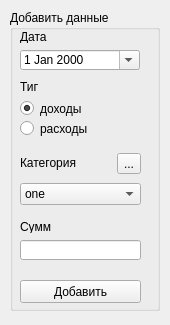
The window that form.ui (moevm/gui-1h2017-16) describes before a commit, drawn with Qt 5.
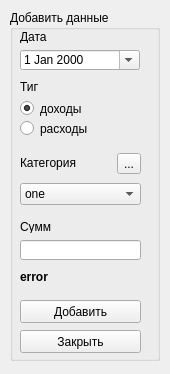
The same window after the commit.

```diff
--- a/form.ui
+++ b/form.ui
@@ -7,7 +7,7 @@
     <x>0</x>
     <y>0</y>
     <width>170</width>
-    <height>325</height>
+    <height>374</height>
    </rect>
   </property>
   <property name="windowTitle">
@@ -19,7 +19,7 @@
      <x>10</x>
      <y>10</y>
      <width>150</width>
-     <height>301</height>
+     <height>351</height>
     </rect>
    </property>
    <property name="minimumSize">
@@ -259,7 +259,7 @@
     <property name="geometry">
      <rect>
       <x>10</x>
-      <y>270</y>
+      <y>290</y>
       <width>121</width>
       <height>23</height>
      </rect>
@@ -268,6 +268,41 @@
      <string>Добавить</string>
     </property>
    </widget>
+   <widget class="QLabel" name="errorLabel">
+    <property name="enabled">
+     <bool>true</bool>
+    </property>
+    <property name="geometry">
+     <rect>
+      <x>10</x>
+      <y>260</y>
+      <width>47</width>
+      <height>13</height>
+     </rect>
+    </property>
+    <property name="font">
+     <font>
+      <weight>75</weight>
+      <bold>true</bold>
+     </font>
+    </property>
+    <property name="text">
+     <string>error</string>
+    </property>
+   </widget>
+   <widget class="QPushButton" name="pushButton">
+    <property name="geometry">
+     <rect>
+      <x>10</x>
+      <y>320</y>
+      <width>121</width>
+      <height>23</height>
+     </rect>
+    </property>
+    <property name="text">
+     <string>Закрыть</string>
+    </property>
+   </widget>
   </widget>
  </widget>
  <resources/>
```
